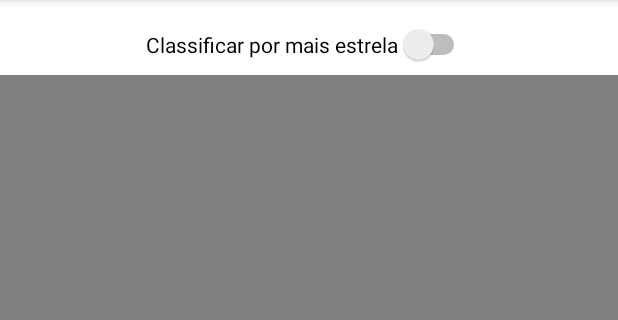
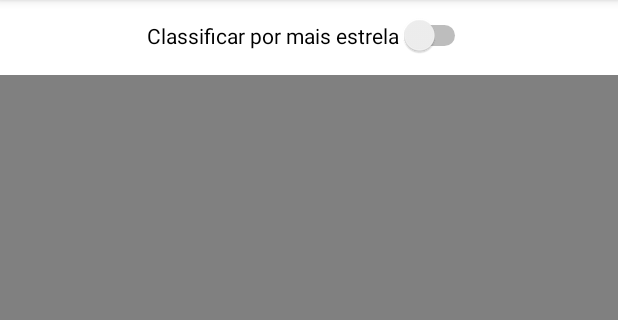
Before and after one commit to Brunostd/TOPi, an Android app: the fragment RepositoryFragment shown on its own in the app's theme, on a phone screen of 412 x 824 dp, the part 84-404 px from its top. Run offline under Robolectric (Android 15) with nearby library versions, the phone set to English and light mode, and no system bars; 5 statements that could not run were skipped.

```diff
--- a/app/src/main/res/layout/fragment_repository.xml
+++ b/app/src/main/res/layout/fragment_repository.xml
@@ -21,10 +21,9 @@
         android:id="@+id/switchClassificarMaisEstrela"
         android:layout_width="wrap_content"
         android:layout_height="wrap_content"
-        android:layout_marginTop="16dp"
+        android:layout_marginTop="10dp"
         android:text="Classificar por mais estrela"
         app:layout_constraintEnd_toEndOf="parent"
-        app:layout_constraintHorizontal_bias="0.498"
         app:layout_constraintStart_toStartOf="parent"
         app:layout_constraintTop_toTopOf="parent"
         tools:ignore="TouchTargetSizeCheck" />
```
Also changed, not shown: app/src/main/java/com/deny/desafiotopi/ui/search/SearchActivity.kt (+11 -0 lines).
